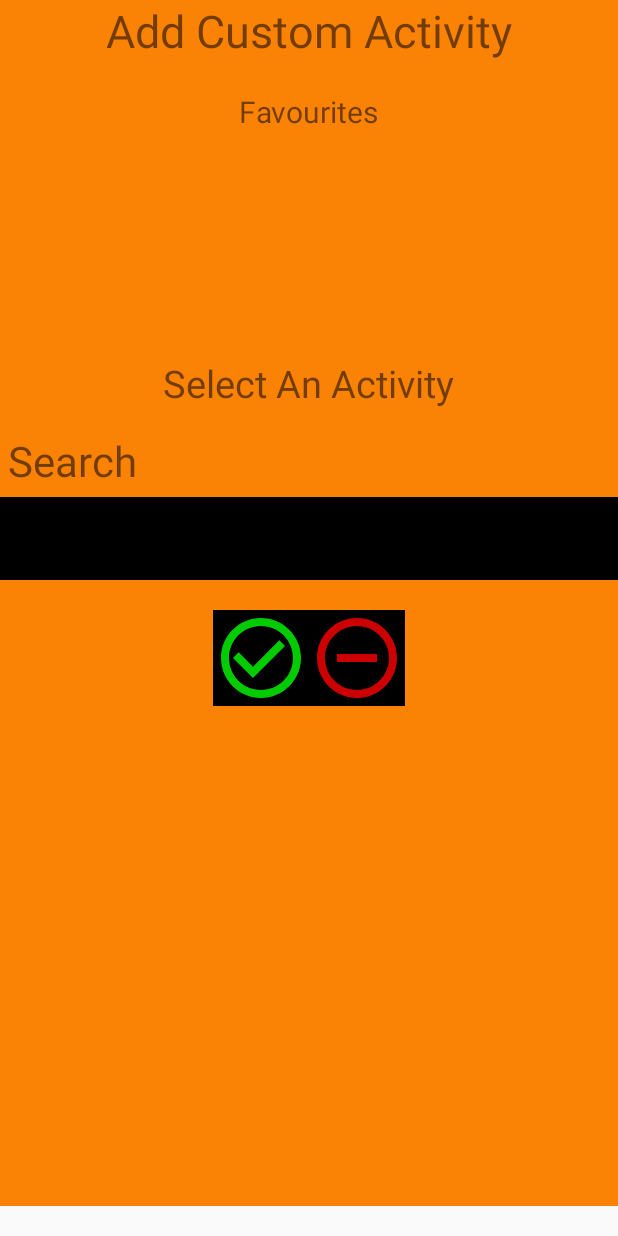
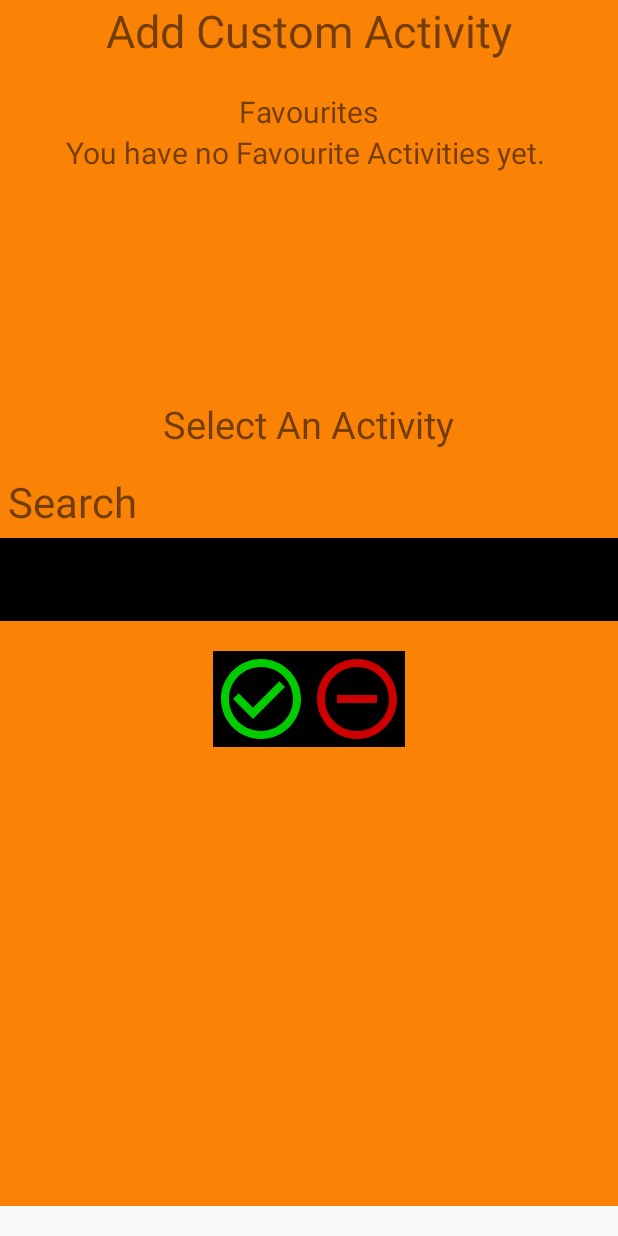
Before and after one commit to drgennaroimperatore/carefit1, an Android app: the layout dialog_add_other.xml on its own in the app's theme, with its tools: preview values and no code run, on a phone screen of 412 x 824 dp. Run offline under Robolectric (Android 15) with nearby library versions, the phone set to English and light mode, and no system bars.

Commit message:
favourites list added

```diff
--- a/app/src/main/res/layout/dialog_add_other.xml
+++ b/app/src/main/res/layout/dialog_add_other.xml
@@ -23,11 +23,22 @@
         android:text="Favourites">
     </TextView>
 
+    <TextView
+        android:id="@+id/dialog_add_other_noFav_textview"
+        android:layout_width="wrap_content"
+        android:layout_height="wrap_content"
+        android:layout_gravity="center_horizontal"
+        android:textSize="20dp"
+        android:text="You have no Favourite Activities yet. ">
+    </TextView>
+
+
+
     <ListView
         android:id="@+id/add_activity_dialog_listView"
         android:layout_width="match_parent"
-        android:layout_height="150dp">
-
+        android:layout_height="150dp"
+        android:visibility="invisible">
     </ListView>
 
     <TextView
```
Also changed, not shown: app/src/main/java/com/example/game_/other01_app/Adapters/FavouiriteCompendiumAdapter.java (added, +80 -0 lines), app/src/main/java/com/example/game_/other01_app/Database/entities/CompendiumActivities.java (+14 -0 lines), app/src/main/java/com/example/game_/other01_app/PopupDialogs/CompendiumActivitiesDialog.java (+30 -0 lines).
